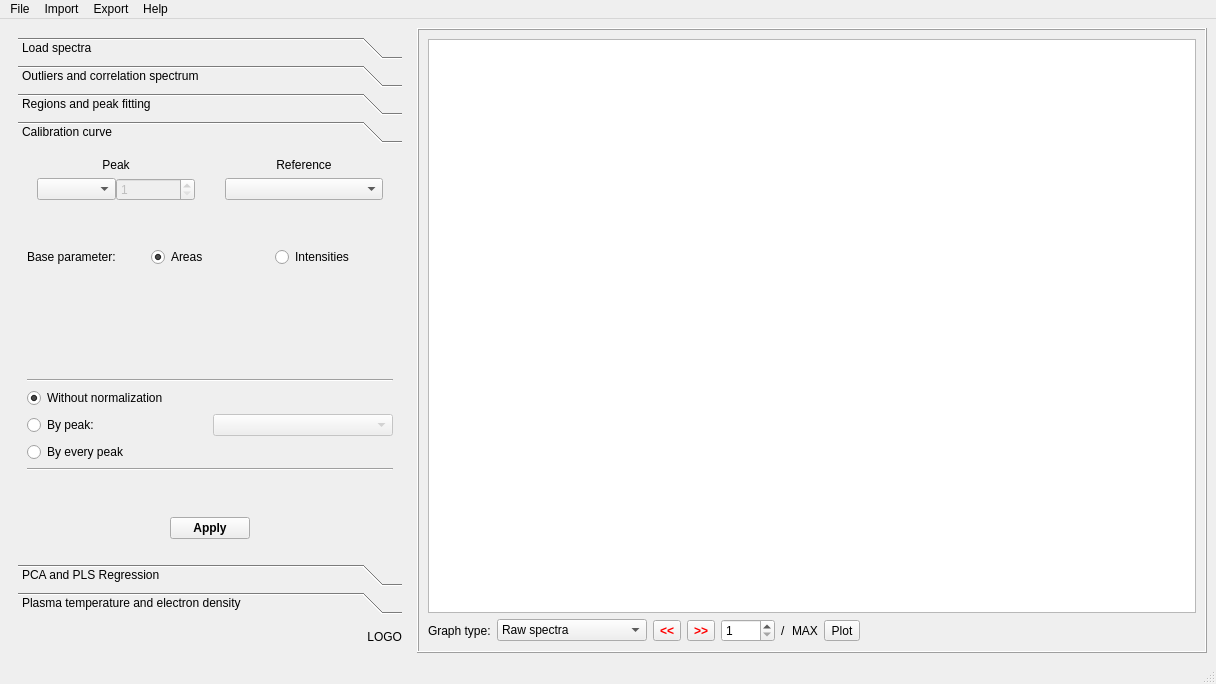
This is pic/libssa.ui in kstenio/libssa as Qt 5 draws it before an edit. The edited form follows.
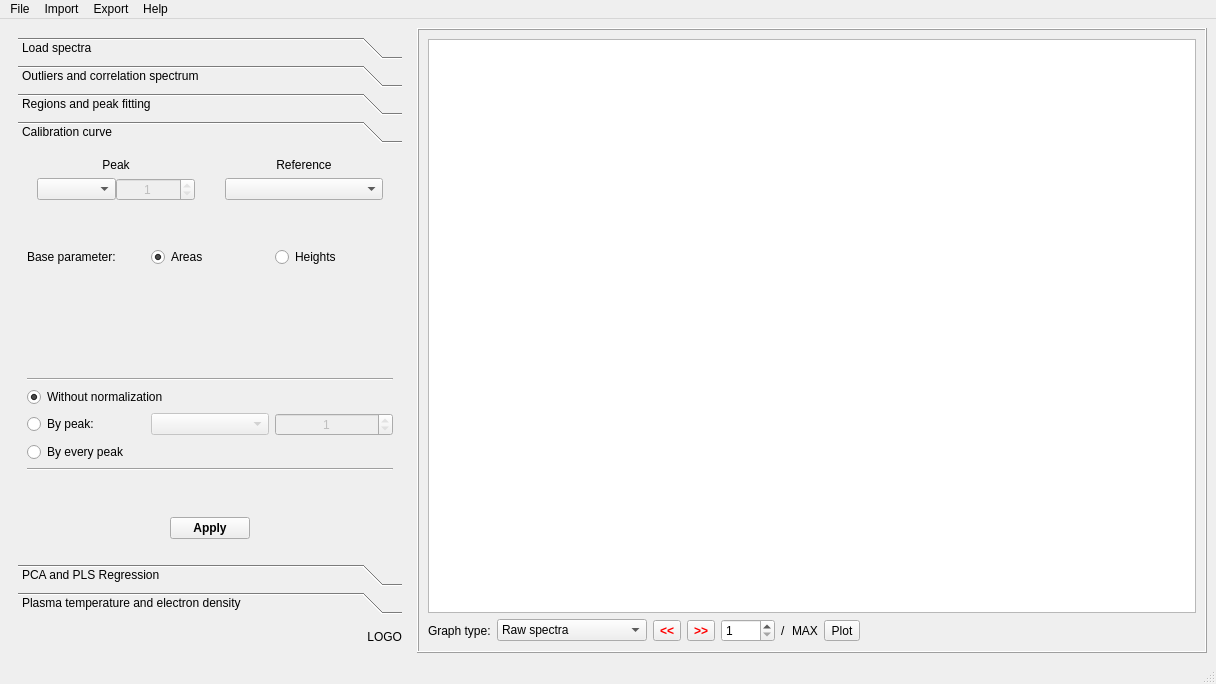
This is the edited form. The open tabs and pages were chosen to show the change. Icons and pictures are not drawn. Custom widgets are drawn as their Qt base class.

What changed in the file:
```diff
--- a/pic/libssa.ui
+++ b/pic/libssa.ui
@@ -934,11 +934,14 @@
                    <property name="enabled">
                     <bool>false</bool>
                    </property>
+                   <property name="alignment">
+                    <set>Qt::AlignCenter</set>
+                   </property>
                    <property name="minimum">
                     <number>1</number>
                    </property>
                    <property name="maximum">
-                    <number>50</number>
+                    <number>1</number>
                    </property>
                   </widget>
                  </item>
@@ -993,7 +996,7 @@
                <item>
                 <widget class="QRadioButton" name="p4rB2">
                  <property name="text">
-                  <string>Intensities</string>
+                  <string>Heights</string>
                  </property>
                  <attribute name="buttonGroup">
                   <string notr="true">p4bG1</string>
@@ -1057,6 +1060,22 @@
                  </property>
                 </widget>
                </item>
+               <item>
+                <widget class="QSpinBox" name="p4sB2">
+                 <property name="enabled">
+                  <bool>false</bool>
+                 </property>
+                 <property name="alignment">
+                  <set>Qt::AlignCenter</set>
+                 </property>
+                 <property name="minimum">
+                  <number>1</number>
+                 </property>
+                 <property name="maximum">
+                  <number>1</number>
+                 </property>
+                </widget>
+               </item>
               </layout>
              </item>
              <item>
```
Left out of the diff: 12 changed lines with no effect on the pictures.
